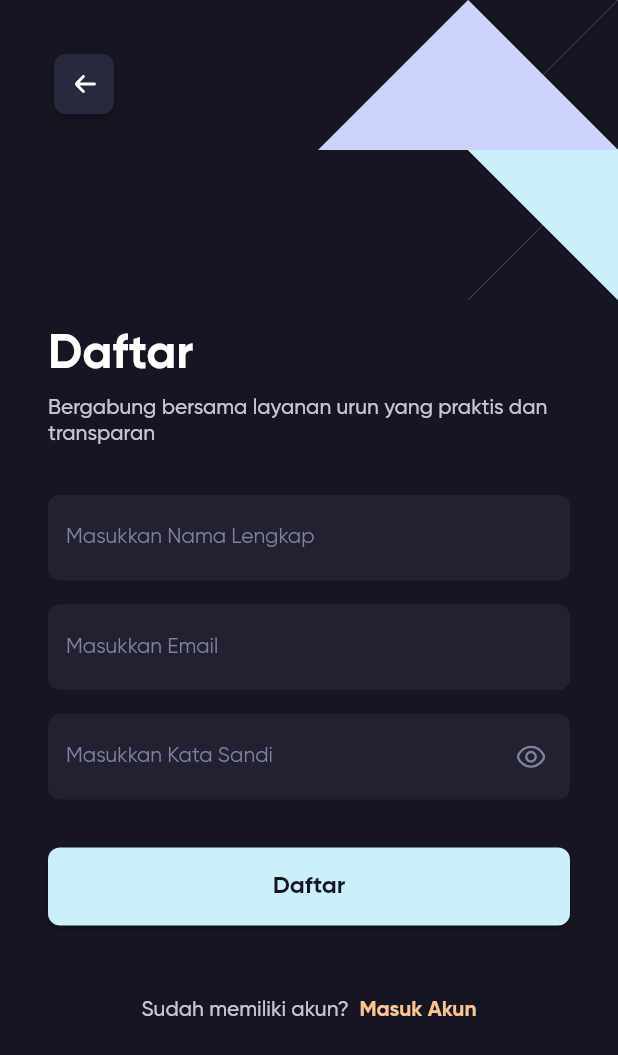
After one commit to homindolentrahar/oeroen, a Flutter app: the RegisterScreen screen opened by its route, on a phone screen of 412 x 824 dp. The commit adds this screen. Shown: the top 1055 px of the screen. Run offline on Flutter 3.47's test engine with Material 2 defaults, Android fonts, the phone set to English and light mode, and no system bars; drawn by our look-alikes of flutter_form_builder; our stand-ins replace auto_route, flutter_svg, form_builder_validators; generated files the repository leaves out were written again.

Commit message:
Creating Register screen

```diff
--- a/lib/features/auth/presentation/screens/login_screen.dart
+++ b/lib/features/auth/presentation/screens/login_screen.dart
@@ -1,3 +1,4 @@
+import 'package:auto_route/auto_route.dart';
 import 'package:flutter/gestures.dart';
 import 'package:flutter/material.dart';
 import 'package:flutter_form_builder/flutter_form_builder.dart';
@@ -5,6 +6,7 @@ import 'package:flutter_svg/flutter_svg.dart';
 import 'package:form_builder_validators/form_builder_validators.dart';
 import 'package:oeroen/common/theme/app_color.dart';
 import 'package:oeroen/common/theme/app_font.dart';
+import 'package:oeroen/routes/app_routes.dart';
 
 class LoginScreen extends StatefulWidget {
   static const route = "/login";
@@ -211,23 +213,26 @@ class _LoginPhoneState extends State<_LoginPhone> {
               ),
               const SizedBox(height: 48),
               RichText(
-                text: const TextSpan(
-                  style: TextStyle(
+                text: TextSpan(
+                  style: const TextStyle(
                     color: AppColor.light,
                     fontSize: 14,
                     fontFamily: AppFont.medium,
                   ),
                   children: [
-                    TextSpan(
+                    const TextSpan(
                       text: "Belum memiliki akun?  ",
                     ),
                     TextSpan(
-                      text: "Buat Akun",
-                      style: TextStyle(
-                        color: AppColor.accent,
-                        fontFamily: AppFont.bold,
-                      ),
-                    ),
+                        text: "Buat Akun",
+                        style: const TextStyle(
+                          color: AppColor.accent,
+                          fontFamily: AppFont.bold,
+                        ),
+                        recognizer: TapGestureRecognizer()
+                          ..onTap = () {
+                            context.router.push(const RegisterRoute());
+                          }),
                   ],
                 ),
               ),
@@ -372,7 +377,7 @@ class _LoginEmailState extends State<_LoginEmail> {
                 ),
                 validator: FormBuilderValidators.compose([
                   FormBuilderValidators.required(),
-                  FormBuilderValidators.email(),
+                  FormBuilderValidators.minLength(8),
                 ]),
               ),
               const SizedBox(height: 16),
@@ -444,7 +449,10 @@ class _LoginEmailState extends State<_LoginEmail> {
                         color: AppColor.accent,
                         fontFamily: AppFont.bold,
                       ),
-                      recognizer: TapGestureRecognizer()..onTap = () {},
+                      recognizer: TapGestureRecognizer()
+                        ..onTap = () {
+                          context.router.push(const RegisterRoute());
+                        },
                     ),
                   ],
                 ),
--- /dev/null
+++ b/lib/features/auth/presentation/screens/register_screen.dart
@@ -0,0 +1,278 @@
+import 'package:auto_route/auto_route.dart';
+import 'package:flutter/gestures.dart';
+import 'package:flutter/material.dart';
+import 'package:flutter_form_builder/flutter_form_builder.dart';
+import 'package:flutter_svg/svg.dart';
+import 'package:form_builder_validators/form_builder_validators.dart';
+import 'package:oeroen/common/theme/app_color.dart';
+import 'package:oeroen/common/theme/app_font.dart';
+
+class RegisterScreen extends StatefulWidget {
+  static const route = "/register";
+
+  const RegisterScreen({Key? key}) : super(key: key);
+
+  @override
+  State<RegisterScreen> createState() => _RegisterScreenState();
+}
+
+class _RegisterScreenState extends State<RegisterScreen> {
+  late GlobalKey<FormBuilderState> _formKey;
+
+  @override
+  void initState() {
+    _formKey = GlobalKey<FormBuilderState>();
+
+    super.initState();
+  }
+
+  @override
+  Widget build(BuildContext context) {
+    return SafeArea(
+      child: Scaffold(
+        body: Column(
+          mainAxisSize: MainAxisSize.max,
+          children: [
+            Row(
+              mainAxisSize: MainAxisSize.max,
+              mainAxisAlignment: MainAxisAlignment.spaceBetween,
+              crossAxisAlignment: CrossAxisAlignment.start,
+              children: [
+                Padding(
+                  padding: const EdgeInsets.only(
+                    left: 32,
+                    top: 32,
+                  ),
+                  child: MaterialButton(
+                    minWidth: 40,
+                    height: 40,
+                    color: AppColor.dark,
+                    padding: const EdgeInsets.all(8),
+                    shape: RoundedRectangleBorder(
+                      borderRadius: BorderRadius.circular(8),
+                      side: const BorderSide(color: Colors.transparent),
+                    ),
+                    child: SvgPicture.asset(
+                      "assets/icons/back.svg",
+                      color: AppColor.white,
+                    ),
+                    onPressed: () {
+                      context.router.navigateBack();
+                    },
+                  ),
+                ),
+                SvgPicture.asset("assets/images/register_illust.svg"),
+              ],
+            ),
+            const SizedBox(height: 16),
+            Expanded(
+              child: ListView(
+                physics: const BouncingScrollPhysics(),
+                padding: const EdgeInsets.symmetric(horizontal: 32),
+                children: [
+                  Column(
+                    mainAxisSize: MainAxisSize.min,
+                    crossAxisAlignment: CrossAxisAlignment.start,
+                    children: const [
+                      Text(
+                        "Daftar",
+                        style: TextStyle(
+                          color: AppColor.white,
+                          fontSize: 32,
+                          fontFamily: AppFont.bold,
+                        ),
+                      ),
+                      SizedBox(height: 8),
+                      Text(
+                        "Bergabung bersama layanan urun yang praktis dan transparan",
+                        style: TextStyle(
+                          color: AppColor.light,
+                          fontSize: 14,
+                          fontFamily: AppFont.medium,
+                        ),
+                      ),
+                    ],
+                  ),
+                  const SizedBox(height: 32),
+                  FormBuilder(
+                    key: _formKey,
+                    autovalidateMode: AutovalidateMode.disabled,
+                    autoFocusOnValidationFailure: true,
+                    child: Column(
+                      children: [
+                        FormBuilderTextField(
+                          name: "name",
+                          keyboardType: TextInputType.name,
+                          textInputAction: TextInputAction.next,
+                          style: const TextStyle(
+                            color: AppColor.light,
+                            fontSize: 14,
+                            fontFamily: AppFont.medium,
+                          ),
+                          decoration: InputDecoration(
+                            hintText: "Masukkan Nama Lengkap",
+                            hintStyle: const TextStyle(
+                              color: AppColor.gray,
+                              fontSize: 14,
+                              fontFamily: AppFont.regular,
+                            ),
+                            enabledBorder: OutlineInputBorder(
+                              borderRadius: BorderRadius.circular(8),
+                              borderSide:
+                                  const BorderSide(color: Colors.transparent),
+                            ),
+                            focusedBorder: OutlineInputBorder(
+                              borderRadius: BorderRadius.circular(8),
+                              borderSide:
+                                  const BorderSide(color: AppColor.primary),
+                            ),
+                            filled: true,
+                            fillColor: AppColor.darker,
+                          ),
+                          validator: FormBuilderValidators.compose([
+                            FormBuilderValidators.required(),
+                            FormBuilderValidators.minLength(3),
+                          ]),
+                        ),
+                        const SizedBox(height: 16),
+                        FormBuilderTextField(
+                          name: "email",
+                          keyboardType: TextInputType.emailAddress,
+                          textInputAction: TextInputAction.next,
+                          style: const TextStyle(
+                            color: AppColor.light,
+                            fontSize: 14,
+                            fontFamily: AppFont.medium,
+                          ),
+                          decoration: InputDecoration(
+                            hintText: "Masukkan Email",
+                            hintStyle: const TextStyle(
+                              color: AppColor.gray,
+                              fontSize: 14,
+                              fontFamily: AppFont.regular,
+                            ),
+                            enabledBorder: OutlineInputBorder(
+                              borderRadius: BorderRadius.circular(8),
+                              borderSide:
+                                  const BorderSide(color: Colors.transparent),
+                            ),
+                            focusedBorder: OutlineInputBorder(
+                              borderRadius: BorderRadius.circular(8),
+                              borderSide:
+                                  const BorderSide(color: AppColor.primary),
+                            ),
+                            filled: true,
+                            fillColor: AppColor.darker,
+                          ),
+                          validator: FormBuilderValidators.compose([
+                            FormBuilderValidators.required(),
+                            FormBuilderValidators.email(),
+                          ]),
+                        ),
+                        const SizedBox(height: 16),
+                        FormBuilderTextField(
+                          name: "password",
+                          keyboardType: TextInputType.visiblePassword,
+                          textInputAction: TextInputAction.done,
+                          obscureText: true,
+                          style: const TextStyle(
+                            color: AppColor.light,
+                            fontSize: 14,
+                            fontFamily: AppFont.medium,
+                          ),
+                          decoration: InputDecoration(
+                            hintText: "Masukkan Kata Sandi",
+                            hintStyle: const TextStyle(
+                              color: AppColor.gray,
+                              fontSize: 14,
+                              fontFamily: AppFont.regular,
+                            ),
+                            enabledBorder: OutlineInputBorder(
+                              borderRadius: BorderRadius.circular(8),
+                              borderSide:
+                                  const BorderSide(color: Colors.transparent),
+                            ),
+                            focusedBorder: OutlineInputBorder(
+                              borderRadius: BorderRadius.circular(8),
+                              borderSide:
+                                  const BorderSide(color: AppColor.primary),
+                            ),
+                            filled: true,
+                            fillColor: AppColor.darker,
+                            suffixIcon: Container(
+                              margin:
+                                  const EdgeInsets.symmetric(horizontal: 16),
+                              child: GestureDetector(
+                                child: SvgPicture.asset(
+                                  "assets/icons/password_field.svg",
+                                  color: AppColor.gray,
+                                  width: 20,
+                                  height: 20,
+                                ),
+                              ),
+                            ),
+                            suffixIconConstraints: const BoxConstraints(
+                              minWidth: 0,
+                              minHeight: 0,
+                            ),
+                          ),
+                          validator: FormBuilderValidators.compose([
+                            FormBuilderValidators.required(),
+                            FormBuilderValidators.minLength(8),
+                          ]),
+                        ),
+                        const SizedBox(height: 32),
+                        MaterialButton(
+                          minWidth: MediaQuery.of(context).size.width,
+                          padding: const EdgeInsets.all(16),
+                          shape: RoundedRectangleBorder(
+                            borderRadius: BorderRadius.circular(8),
+                          ),
+                          color: AppColor.primary,
+                          child: const Text(
+                            "Daftar",
+                            style: TextStyle(
+                              color: AppColor.black,
+                              fontSize: 16,
+                              fontFamily: AppFont.bold,
+                            ),
+                          ),
+                          onPressed: () {},
+                        ),
+                        const SizedBox(height: 48),
+                        RichText(
+                          text: TextSpan(
+                            style: const TextStyle(
+                              color: AppColor.light,
+                              fontSize: 14,
+                              fontFamily: AppFont.medium,
+                            ),
+                            children: [
+                              const TextSpan(
+                                text: "Sudah memiliki akun?  ",
+                              ),
+                              TextSpan(
+                                  text: "Masuk Akun",
+                                  style: const TextStyle(
+                                    color: AppColor.accent,
+                                    fontFamily: AppFont.bold,
+                                  ),
+                                  recognizer: TapGestureRecognizer()
+                                    ..onTap = () {
+                                      context.router.navigateBack();
+                                    }),
+                            ],
+                          ),
+                        ),
+                      ],
+                    ),
+                  ),
+                ],
+              ),
+            ),
+          ],
+        ),
+      ),
+    );
+  }
+}
--- a/lib/routes/app_routes.dart
+++ b/lib/routes/app_routes.dart
@@ -1,6 +1,7 @@
 import 'package:auto_route/auto_route.dart';
 import 'package:oeroen/features/auth/presentation/screens/landing_screen.dart';
 import 'package:oeroen/features/auth/presentation/screens/login_screen.dart';
+import 'package:oeroen/features/auth/presentation/screens/register_screen.dart';
 import 'package:oeroen/splash_screen.dart';
 import 'package:flutter/widgets.dart';
 
@@ -12,6 +13,7 @@ part 'app_routes.gr.dart';
     AutoRoute(page: SplashScreen, initial: true, path: SplashScreen.route),
     AutoRoute(page: LandingScreen, path: LandingScreen.route),
     AutoRoute(page: LoginScreen, path: LoginScreen.route),
+    AutoRoute(page: RegisterScreen,path: RegisterScreen.route),
   ],
 )
 class AppRouter extends _$AppRouter {}
```
Also changed, not shown: assets/icons/back.svg (added), assets/icons/close.svg.
